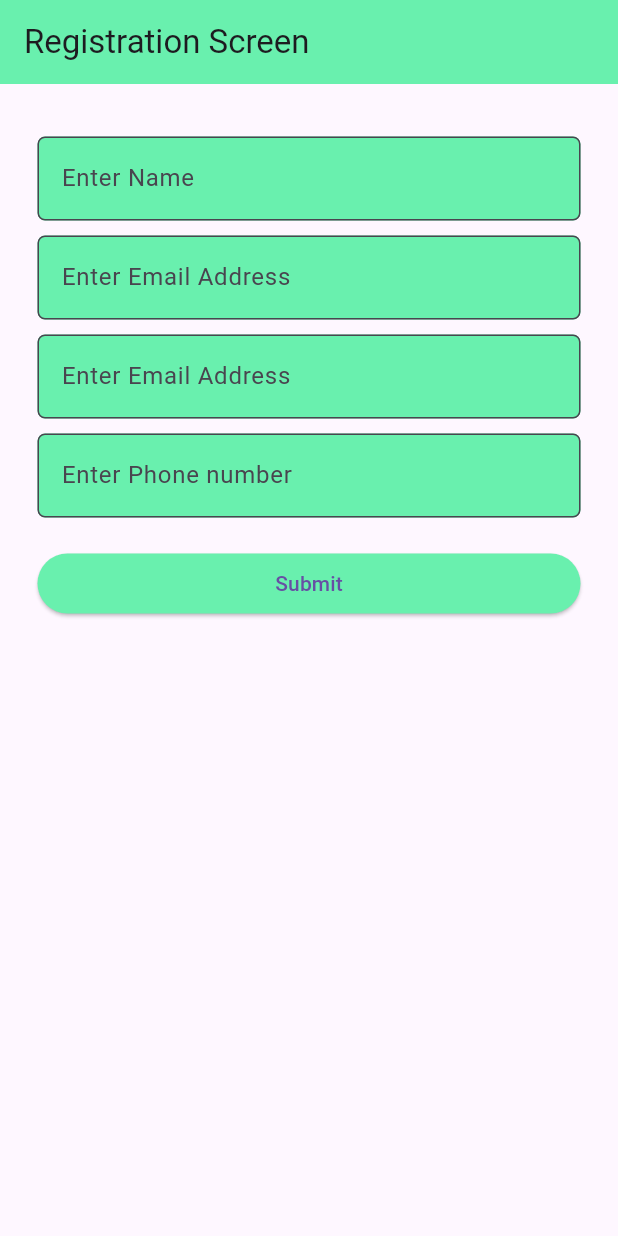
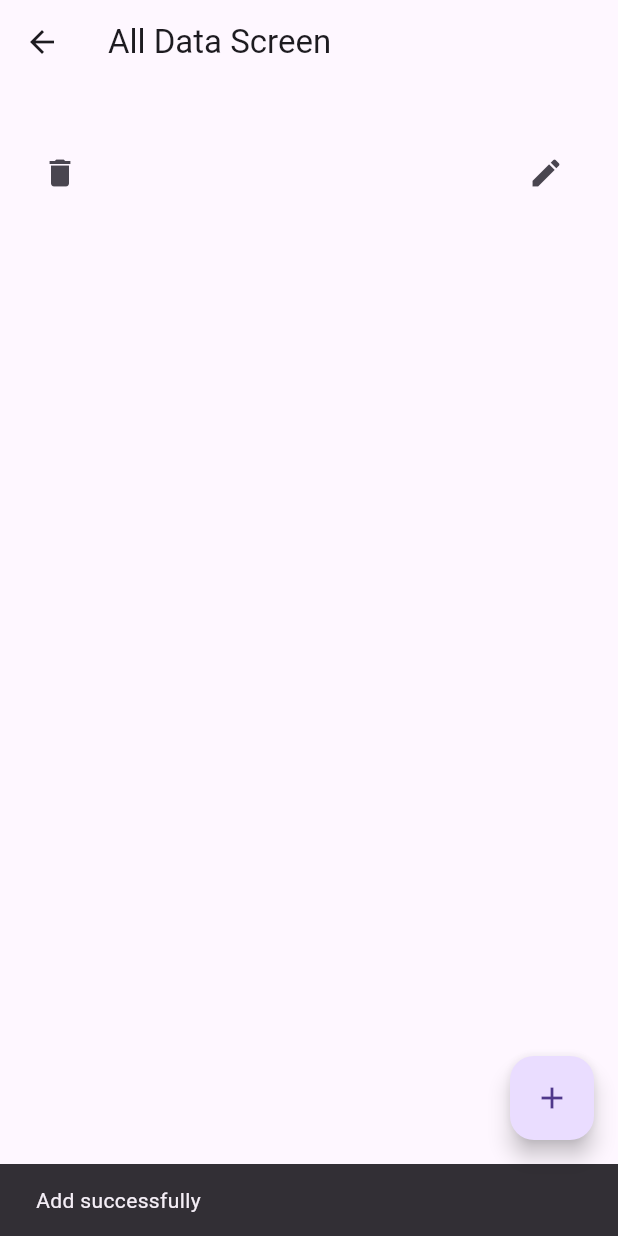
Before and after one commit to AbuRasel9/Crud_Use_Sqflite, a Flutter app: the RegistrationScreen screen opened directly, after a tap on "Submit", on a phone screen of 412 x 824 dp. Run offline on Flutter 3.47's test engine with Material 3 defaults, Android fonts, the light colour scheme and no system bars; our stand-ins replace sqflite; missing offline and left inert: dart:ffi; accounts and stored records are empty.

Commit message:
full done

```diff
--- /dev/null
+++ b/lib/data_screen.dart
@@ -0,0 +1,75 @@
+import 'package:flutter/material.dart';
+import 'package:registration_screen/database_helper.dart';
+import 'package:registration_screen/database_model.dart';
+import 'package:registration_screen/registration_screen.dart';
+import 'package:registration_screen/update_screen.dart';
+
+class DataScreeen extends StatefulWidget {
+  const DataScreeen({super.key});
+
+  @override
+  State<DataScreeen> createState() => _DataScreeenState();
+}
+
+class _DataScreeenState extends State<DataScreeen> {
+  @override
+  Widget build(BuildContext context) {
+    return Scaffold(
+        appBar: AppBar(
+          title: Text("All Data Screen"),
+        ),
+        floatingActionButton: FloatingActionButton(
+          child: Icon(Icons.add),
+          onPressed: (){Navigator.push(context, MaterialPageRoute(builder: (context)=>RegistrationScreen()));},
+        ),
+
+        body: FutureBuilder(
+          future: DataBaseHelper.instance.getData(),
+
+          builder: ( context, snapshot) {
+
+            if(snapshot.hasData){
+              return  ListView(
+                  children:  snapshot.data!.map((CrudModel value){
+                    return  ListTile(
+                      title: Column(
+                        crossAxisAlignment: CrossAxisAlignment.start,
+                        children: [
+                          Text(value.name!,),
+                          SizedBox(height: 2,),
+                          Text(value.email!,),
+                          SizedBox(height: 2,),
+                          Text(value.address!,),
+                          SizedBox(height: 2,),
+                          Text(value.phone
+                          !,),
+                        ],
+                      ),
+                      leading:IconButton(onPressed: () async {
+                        await DataBaseHelper.instance.deleteData(value.id!);
+                        setState(() {
+
+                        });
+
+
+                      }, icon: Icon(Icons.delete),),
+                      trailing: IconButton(onPressed: (){
+                        Navigator.push(context, MaterialPageRoute(builder: (context)=>UpdateScreen(crudModel: value,
+
+
+                        )));
+
+
+
+                      },icon: Icon(Icons.edit),),
+                    );
+                  }).toList()
+              );
+            }
+            return Center(child: CircularProgressIndicator());
+
+          },
+
+        ));
+  }
+}
--- a/lib/database_helper.dart
+++ b/lib/database_helper.dart
@@ -1,14 +1,111 @@
 import 'dart:io';
 
-import 'package:sqflite/sqlite_api.dart';
+import 'package:registration_screen/database_model.dart';
+import 'package:sqflite/sqflite.dart';
+import 'package:path_provider/path_provider.dart';
+import 'package:path/path.dart';
+
+//
+// class DataBaseModel {
+//
+//   DataBaseModel._privateInstance();
+//
+//   static DataBaseModel instance = DataBaseModel._privateInstance();
+//   static Database? _database;
+//
+//   Future<Database> get database async => _database ?? await initDataBase();
+//
+//
+// // initial database
+//   Future<Database> initDataBase() async {
+//     Directory documentDirectory = await getApplicationDocumentsDirectory();
+//     String path = join(documentDirectory.toString(),"cruds.db");
+//     return await openDatabase(
+//         path,
+//         version: 1,
+//         onCreate: _onCreate
+//     );
+//   }
+//   Future _onCreate(Database db,int version) async {
+//     return await db.execute("""
+//       CREATE TABLE crud(
+//         id INTEGER PRIMARY KEY,
+//         name TEXT,
+//         email TEXT,
+//         phone TEXT,
+//         address TEXT,
+//       )
+//
+//
+//       """
+//
+//
+//     );
+//   }
+//
+// }
 
 class DataBaseHelper{
+  DataBaseHelper ._privateInstance();
+  static DataBaseHelper instance=DataBaseHelper._privateInstance();
+  static Database ?_database;
+  //check database create or not
+  Future<Database>get database async =>  _database ??await intitDataBase();
 
-  DataBaseHelper . _priveContractor();
+  Future<Database> intitDataBase() async {
+    Directory documetDirectory=await getApplicationDocumentsDirectory();
+    String path=join(documetDirectory.path.toString(),"crudss.db");
+    return await openDatabase(path,version: 1,onCreate: _onCreate);
 
-  static final DataBaseHelper instance=DataBaseHelper._priveContractor();
 
-  Database ?_database;
+  }
+  //create table
+  Future _onCreate(Database db,int version) async {
+    return await db.execute("""
+      CREATE TABLE crud(
+        id INTEGER PRIMARY KEY AUTOINCREMENT,
+        name TEXT,
+        address TEXT,
+        email TEXT,
+        phone TEXT
 
-  Future<Database>get database=>_database ??= initailize;
+      )
+
+      """
+    );
+  }
+
+  //insert data
+  Future addTask(CrudModel crudModel) async {
+    Database db=await DataBaseHelper .instance.database;
+    return await db.insert("crud", crudModel.toJson());
+  }
+
+  //get data
+  Future <List<CrudModel>>getData() async {
+    Database db=await DataBaseHelper.instance.database;
+    var data=await db.query("crud",orderBy: "id");
+    List<CrudModel> dataList=await data.isNotEmpty ? data.map((value) =>CrudModel.fromJson(value) ).toList() :[];
+    return dataList;
+
+  }
+
+  //delete data
+  Future deleteData(int id) async {
+    Database db=await DataBaseHelper.instance.database;
+    return await db.delete("crud",where: "id= ?",whereArgs: [id]);
+
+  }
+
+  //update data
+  Future updateData(CrudModel crudModel,int id)async{
+    Database db=await DataBaseHelper.instance.database;
+    return await db.update("crud", crudModel.toJson(),where: "id = ?",whereArgs: [id]);
+  }
+
+
+
+
+
+
 }
--- a/lib/database_model.dart
+++ b/lib/database_model.dart
@@ -4,26 +4,26 @@
 
 import 'dart:convert';
 
-CustomerDetails todoFromJson(String str) => CustomerDetails.fromJson(json.decode(str));
+CrudModel todoFromJson(String str) => CrudModel.fromJson(json.decode(str));
 
-String todoToJson(CustomerDetails data) => json.encode(data.toJson());
+String todoToJson(CrudModel data) => json.encode(data.toJson());
 
-class CustomerDetails {
+class CrudModel {
   int ?id;
-  String ?name;
+  String? name;
   String ?address;
   String ?email;
   String ?phone;
 
-  CustomerDetails({
-    this.id,
-    this.name,
-    this.address,
-    this.email,
-    this.phone,
+  CrudModel({
+     this.id,
+     this.name,
+     this.address,
+     this.email,
+     this.phone,
   });
 
-  factory CustomerDetails.fromJson(Map<String, dynamic> json) => CustomerDetails(
+  factory CrudModel.fromJson(Map<String, dynamic> json) => CrudModel(
     id: json["id"],
     name: json["name"],
     address: json["address"],
@@ -32,7 +32,7 @@ class CustomerDetails {
   );
 
   Map<String, dynamic> toJson() => {
-    "id": id,
+    // "id": id,
     "name": name,
     "address": address,
     "email": email,
--- a/lib/main.dart
+++ b/lib/main.dart
@@ -1,4 +1,5 @@
 import 'package:flutter/material.dart';
+import 'package:registration_screen/data_screen.dart';
 import 'package:registration_screen/registration_screen.dart';
 
 void main() {
@@ -12,7 +13,7 @@ class MyApp extends StatelessWidget {
   Widget build(BuildContext context) {
     return MaterialApp(
       debugShowCheckedModeBanner: false,
-      home: RegistrationScreen(),
+      home: DataScreeen(),
     );
   }
 }
--- a/lib/registration_screen.dart
+++ b/lib/registration_screen.dart
@@ -1,4 +1,9 @@
+import 'dart:ffi';
+
 import 'package:flutter/material.dart';
+import 'package:registration_screen/data_screen.dart';
+import 'package:registration_screen/database_helper.dart';
+import 'package:registration_screen/database_model.dart';
 
 class RegistrationScreen extends StatefulWidget {
   const RegistrationScreen({super.key});
@@ -8,10 +13,13 @@ class RegistrationScreen extends StatefulWidget {
 }
 
 class _RegistrationScreenState extends State<RegistrationScreen> {
-  final nameController=TextEditingController();
-  final emailController=TextEditingController();
-  final mobileController=TextEditingController();
-  final addressController=TextEditingController();
+  final nameController = TextEditingController();
+  final emailController = TextEditingController();
+  final mobileController = TextEditingController();
+  final addressController = TextEditingController();
+
+  final _formKey = GlobalKey<FormState>();
+
   @override
   Widget build(BuildContext context) {
     return Scaffold(
@@ -22,12 +30,13 @@ class _RegistrationScreenState extends State<RegistrationScreen> {
       body: Padding(
         padding: EdgeInsets.all(25),
         child: Form(
+          key: _formKey,
           child: Column(
             children: [
               SizedBox(height: 10,),
               TextFormField(
                 controller: nameController,
-                validator: (String ?value){
+                validator: (String ?value) {
                   return "Enter Name";
                 },
                 decoration: buildInputDecoration("Enter Name"),
@@ -35,36 +44,55 @@ class _RegistrationScreenState extends State<RegistrationScreen> {
               SizedBox(height: 10,),
               TextFormField(
                 controller: addressController,
-                validator: (String ?value){
+                validator: (String ?value) {
                   return "Enter Address";
                 },
-                decoration: buildInputDecoration("Enter Email Address"),
+                decoration: buildInputDecoration("Enter  Address"),
               ),
               SizedBox(height: 10,),
               TextFormField(
+
                 controller: emailController,
-                validator: (String ?value){
+                validator: (String ?value) {
                   return "Enter Email";
                 },
                 decoration: buildInputDecoration("Enter Email Address"),
               ),
               SizedBox(height: 10,),
               TextFormField(
-                controller: nameController,
-                validator: (String ?value){
+                controller: mobileController,
+                validator: (String ?value) {
                   return "Enter Phone";
                 },
                 decoration: buildInputDecoration("Enter Phone number"),
               ),
 
+
               SizedBox(height: 20,),
+              Row(
+                mainAxisAlignment: MainAxisAlignment.spaceBetween,
+                children: [
                   SizedBox(
-                  width: MediaQuery.of(context).size.width,
+
                     child: ElevatedButton(
                         style: ElevatedButton.styleFrom(backgroundColor: Colors.greenAccent),
-                      onPressed: (){
+                        onPressed: () async {
+                          final crudData = CrudModel(
+                              name: nameController.text,
+                              address: addressController.text,
+                              email: emailController.text,
+                              phone: mobileController.text);
+                          await DataBaseHelper.instance.addTask(crudData);
+                          ScaffoldMessenger.of(context).showSnackBar(SnackBar(content: Text("Add successfully")));
+                          Navigator.push(context, MaterialPageRoute(builder: (context)=>DataScreeen()));
+                        }, child: Text("Submit")),
+                  ),
 
-                  }, child: Text("Submit")))
+
+                ],
+              ),
+
+
             ],
           ),
 
```
Also changed, not shown: lib/update_screen.dart (added, +129 -0 lines). Lines whose indentation alone changed are shown as unchanged.
